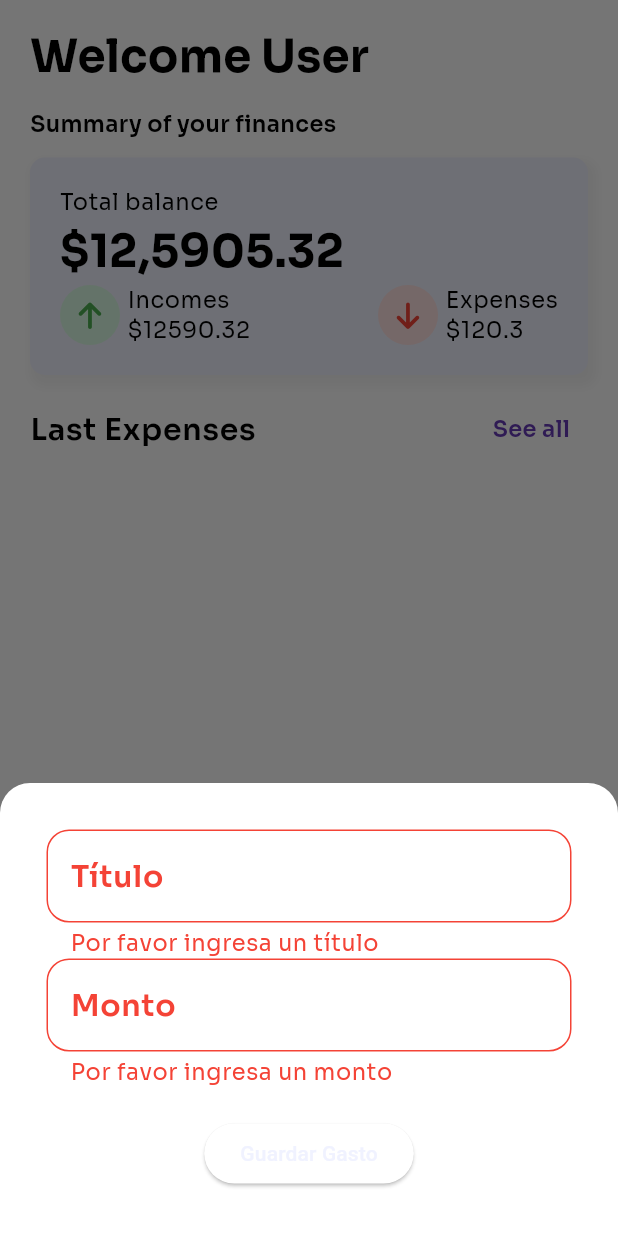
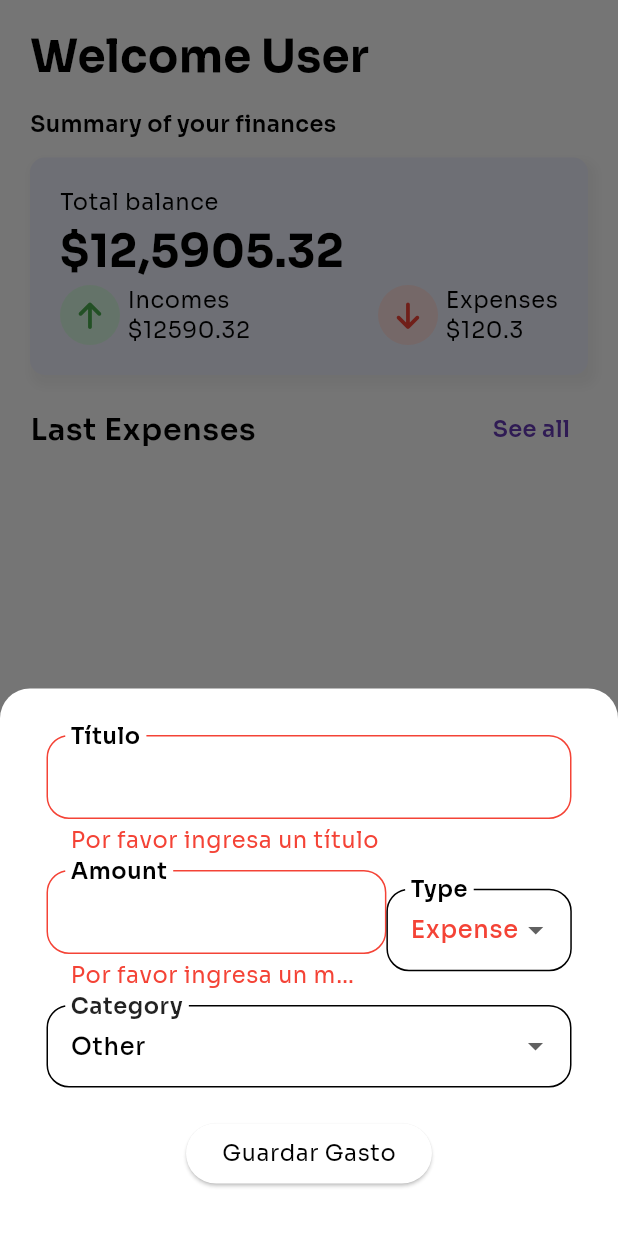
Before and after one commit to Slowriide/expense_tracker, a Flutter app: the screen it shows after launch, item 3 of the bottom bar chosen, after a tap on "Guardar Gasto", on a phone screen of 412 x 824 dp. Run offline on Flutter 3.47's test engine with Material 3 defaults, Android fonts, the phone set to English and light mode, and no system bars; our stand-ins replace flutter_riverpod, font_awesome_flutter, go_router, google_fonts, riverpod_annotation, sqflite; accounts and stored records are empty; generated files the repository leaves out were written again.

Commit message:
feat: Enhance expense management with category selection and custom form fields

```diff
--- /dev/null
+++ b/lib/common/utils/expense_category_from_string.dart
@@ -0,0 +1,10 @@
+import 'package:control_gastos/domain/entities/expense.dart';
+
+ExpenseCategory expenseCategoryFromString(String? name) {
+  if (name == null) return ExpenseCategory.other;
+  try {
+    return ExpenseCategory.values.byName(name);
+  } catch (_) {
+    return ExpenseCategory.other;
+  }
+}
--- a/lib/core/theme/app_colors.dart
+++ b/lib/core/theme/app_colors.dart
@@ -3,4 +3,6 @@ import 'package:flutter/material.dart';
 class AppColors {
   Color get primary => const Color(0xFFf0f2ff);
   Color get secondary => Colors.deepPurple;
+  Color get surface => Colors.white;
+  Color get text => Colors.black;
 }
--- a/lib/core/theme/app_theme.dart
+++ b/lib/core/theme/app_theme.dart
@@ -1,3 +1,4 @@
+import 'package:control_gastos/core/theme/app_colors.dart';
 import 'package:flutter/material.dart';
 import 'package:google_fonts/google_fonts.dart';
 
@@ -57,6 +58,8 @@ class AppTheme {
 
     //text form field
     inputDecorationTheme: InputDecorationTheme(
+      floatingLabelBehavior: FloatingLabelBehavior.always,
+      hintStyle: TextStyle(fontSize: 16, fontWeight: FontWeight.w500),
       border: OutlineInputBorder(
         borderRadius: BorderRadius.circular(15),
         borderSide: BorderSide(),
@@ -66,5 +69,33 @@ class AppTheme {
         borderSide: BorderSide(color: Colors.deepPurple.shade400, width: 2),
       ),
     ),
+
+    //DATE PICKER
+    datePickerTheme: DatePickerThemeData(
+      cancelButtonStyle: TextButton.styleFrom(
+        foregroundColor: AppColors().text,
+      ),
+      confirmButtonStyle: TextButton.styleFrom(
+        foregroundColor: AppColors().text,
+      ),
+      dividerColor: Colors.transparent,
+      backgroundColor: AppColors().surface,
+      headerHelpStyle: TextStyle(color: AppColors().text),
+      headerForegroundColor: AppColors().text,
+      todayBorder: BorderSide(color: AppColors().secondary),
+      todayBackgroundColor: WidgetStateProperty.all(AppColors().secondary),
+      yearStyle: TextStyle(color: AppColors().text),
+      inputDecorationTheme: InputDecorationTheme(
+        hintStyle: TextStyle(color: AppColors().text),
+        labelStyle: TextStyle(color: AppColors().secondary),
+        focusColor: AppColors().text,
+        enabledBorder: UnderlineInputBorder(
+          borderSide: BorderSide(color: AppColors().secondary),
+        ),
+        focusedBorder: OutlineInputBorder(
+          borderSide: BorderSide(color: AppColors().secondary, width: 2),
+        ),
+      ),
+    ),
   );
 }
--- a/lib/domain/entities/expense.dart
+++ b/lib/domain/entities/expense.dart
@@ -1,9 +1,24 @@
+import 'package:control_gastos/common/utils/expense_category_from_string.dart';
+
+enum ExpenseCategory {
+  food,
+  transport,
+  entertainment,
+  shopping,
+  utilities,
+  healt,
+  gym,
+  education,
+  work,
+  other,
+}
+
 class Expense {
   final int? id;
   final String title;
   final double amount;
   final DateTime date;
-  final String? category;
+  final ExpenseCategory category;
   final bool isIncome;
 
   Expense({
@@ -20,7 +35,7 @@ class Expense {
     String? title,
     double? amount,
     DateTime? date,
-    String? category,
+    ExpenseCategory? category,
     bool? isIncome,
   }) {
     return Expense(
@@ -43,12 +58,10 @@ class Expense {
       'title': title,
       'amount': amount,
       'date': date.toIso8601String(),
-      'category': category,
+      'category': category.name,
       'isIncome': isIncome ? 1 : 0, // Store boolean as integer
     };
-    if (id != null) {
-      map['id'] = id;
-    }
+    if (id != null) map['id'] = id!;
     return map;
   }
 
@@ -58,7 +71,7 @@ class Expense {
       title: map['title'] as String,
       amount: map['amount'] as double,
       date: DateTime.parse(map['date'] as String),
-      category: map['category'] as String?,
+      category: expenseCategoryFromString(map['category'] as String?),
       isIncome: (map['isIncome'] as int) == 1, // Convert integer to boolean
     );
   }
--- a/lib/presentation/views/home/edit_expense_view.dart
+++ b/lib/presentation/views/home/edit_expense_view.dart
@@ -15,12 +15,12 @@ class EditExpenseView extends ConsumerStatefulWidget {
 }
 
 class EditExpenseViewState extends ConsumerState<EditExpenseView> {
-  bool _isIncome = false;
-
   /// FocusNodes to manage focus state for the text fields
   /// This allows us to change the label color dynamically based on focus.
+  late bool _isIncome;
   late FocusNode _amountFocusNode;
   late FocusNode _titleFocusNode;
+  late ExpenseCategory _selectedCategory;
   DateTime? _selectedDate;
   final _amountController = TextEditingController();
   final _titleController = TextEditingController();
@@ -32,7 +32,10 @@ class EditExpenseViewState extends ConsumerState<EditExpenseView> {
     // 2. Add listeners to the FocusNodes to update the state when focus changes
     _amountFocusNode = FocusNode()..addListener(_onFocusChange);
     _titleFocusNode = FocusNode()..addListener(_onFocusChange);
+    _selectedCategory = widget.expense.category;
     _titleController.text = widget.expense.title;
+    _isIncome = widget.expense.isIncome;
+    _selectedDate = widget.expense.date;
     _amountController.text = widget.expense.amount.toStringAsFixed(2);
   }
 
@@ -63,7 +66,7 @@ class EditExpenseViewState extends ConsumerState<EditExpenseView> {
       title: _titleController.text,
       amount: amount,
       isIncome: _isIncome,
-      category: widget.expense.category,
+      category: _selectedCategory,
       date: _selectedDate ?? DateTime.now(),
     );
 
@@ -88,6 +91,15 @@ class EditExpenseViewState extends ConsumerState<EditExpenseView> {
               child: Column(
                 crossAxisAlignment: CrossAxisAlignment.start,
                 children: [
+                  CategoryTileDropdown(
+                    selectedCategory: _selectedCategory,
+                    onChanged: (newCategory) {
+                      setState(() {
+                        _selectedCategory = newCategory;
+                      });
+                    },
+                  ),
+                  SizedBox(height: 20),
                   _buildAmountAndTypeFields(context),
                   SizedBox(height: 20),
                   _buildDatepicker(),
@@ -129,22 +141,13 @@ class EditExpenseViewState extends ConsumerState<EditExpenseView> {
     return SizedBox(
       width: screen.width * 0.6,
       height: 55,
-      child: TextFormField(
+      child: MyTextFormField(
         controller: _amountController,
-        focusNode: _amountFocusNode,
-
-        style: textStyle.bodyLarge?.copyWith(
-          fontSize: 16,
-          fontWeight: FontWeight.w500,
-        ),
-        decoration: InputDecoration(
-          labelText: 'Amonut',
-          floatingLabelStyle: textStyle.bodyLarge?.copyWith(
-            color: amountLabelColor,
-          ),
-          floatingLabelBehavior: FloatingLabelBehavior.always,
-        ),
+        focusnode: _amountFocusNode,
         keyboardType: TextInputType.number,
+        labelText: 'Amonut',
+        labelColor: amountLabelColor,
+        hint: '50',
         validator: (value) {
           if (value == null || value.isEmpty) {
             return 'Por favor ingresa un monto';
@@ -163,41 +166,8 @@ class EditExpenseViewState extends ConsumerState<EditExpenseView> {
     return SizedBox(
       width: screen.width * 0.3,
       height: 55,
-      child: DropdownButtonFormField(
-        value: _isIncome,
-        decoration: InputDecoration(
-          labelText: 'Type',
-          floatingLabelStyle: textStyle.bodyLarge,
-          floatingLabelBehavior: FloatingLabelBehavior.always,
-          focusedBorder: OutlineInputBorder(
-            borderRadius: BorderRadius.circular(15),
-            borderSide: BorderSide(color: Colors.black),
-          ),
-        ),
-        items: [
-          DropdownMenuItem(
-            value: false,
-            child: Text(
-              'Expense',
-              style: textStyle.bodyLarge?.copyWith(
-                color: Colors.red,
-                fontSize: 16,
-                fontWeight: FontWeight.w500,
-              ),
-            ),
-          ),
-          DropdownMenuItem(
-            value: true,
-            child: Text(
-              'Income',
-              style: textStyle.bodyLarge?.copyWith(
-                color: Colors.green,
-                fontSize: 16,
-                fontWeight: FontWeight.w500,
-              ),
-            ),
-          ),
-        ],
+      child: TypeTyleDropdown(
+        isIncome: _isIncome,
         onChanged: (value) {
           if (value != null) {
             setState(() {
@@ -256,24 +226,16 @@ class EditExpenseViewState extends ConsumerState<EditExpenseView> {
   }
 
   Widget _buildTitle() {
-    final textStyle = Theme.of(context).textTheme;
     final colorScheme = Theme.of(context).colorScheme;
     final Color titleLabelColor =
         _titleFocusNode.hasFocus ? colorScheme.secondary : Colors.black;
-    return TextFormField(
+
+    return MyTextFormField(
       controller: _titleController,
-      focusNode: _titleFocusNode,
-      style: textStyle.bodyLarge?.copyWith(
-        fontSize: 16,
-        fontWeight: FontWeight.w500,
-      ),
-      decoration: InputDecoration(
-        labelText: 'Title',
-        floatingLabelStyle: textStyle.bodyLarge?.copyWith(
-          color: titleLabelColor,
-        ),
-        floatingLabelBehavior: FloatingLabelBehavior.always,
-      ),
+      focusnode: _titleFocusNode,
+      labelText: 'Title',
+      hint: 'Food',
+      labelColor: titleLabelColor,
       validator: (value) {
         if (value == null || value.isEmpty) {
           return 'Por favor ingresa un título';
--- /dev/null
+++ b/lib/presentation/widgets/category_tile_dropdown.dart
@@ -0,0 +1,50 @@
+import 'package:control_gastos/domain/entities/expense.dart';
+import 'package:flutter/material.dart';
+
+class CategoryTileDropdown extends StatelessWidget {
+  final ExpenseCategory selectedCategory;
+  final ValueChanged<ExpenseCategory> onChanged;
+
+  const CategoryTileDropdown({
+    super.key,
+    required this.selectedCategory,
+    required this.onChanged,
+  });
+
+  @override
+  Widget build(BuildContext context) {
+    final textStyle = Theme.of(context).textTheme;
+    return SizedBox(
+      height: 55,
+      child: DropdownButtonFormField<ExpenseCategory>(
+        value: selectedCategory,
+        decoration: InputDecoration(
+          labelText: 'Category',
+          floatingLabelBehavior: FloatingLabelBehavior.always,
+          focusedBorder: OutlineInputBorder(
+            borderRadius: BorderRadius.circular(15),
+            borderSide: BorderSide(color: Colors.black),
+          ),
+        ),
+        items:
+            ExpenseCategory.values.map((category) {
+              return DropdownMenuItem(
+                value: category,
+                child: Text(
+                  category.name[0].toUpperCase() + category.name.substring(1),
+                  style: textStyle.bodyLarge?.copyWith(
+                    fontSize: 16,
+                    fontWeight: FontWeight.w500,
+                  ),
+                ),
+              );
+            }).toList(),
+        onChanged: (value) {
+          if (value != null) {
+            onChanged(value);
+          }
+        },
+      ),
+    );
+  }
+}
--- a/lib/presentation/widgets/expense_form.dart
+++ b/lib/presentation/widgets/expense_form.dart
@@ -1,4 +1,5 @@
 import 'package:control_gastos/domain/entities/expense.dart';
+import 'package:control_gastos/presentation/presentation.dart';
 import 'package:control_gastos/presentation/providers/expense_repository_provider.dart';
 
 import 'package:flutter/material.dart';
@@ -15,6 +16,8 @@ class ExpenseFormState extends ConsumerState<ExpenseForm> {
   final _formKey = GlobalKey<FormState>();
   final TextEditingController _titleController = TextEditingController();
   final TextEditingController _amountController = TextEditingController();
+  bool _isIncome = false;
+  ExpenseCategory _selectedCategory = ExpenseCategory.other;
 
   @override
   void dispose() {
@@ -29,8 +32,8 @@ class ExpenseFormState extends ConsumerState<ExpenseForm> {
         title: _titleController.text,
         amount: double.tryParse(_amountController.text) ?? 0.0,
         date: DateTime.now(),
-        category: 'General',
-        isIncome: false,
+        category: _selectedCategory,
+        isIncome: _isIncome,
       );
 
       await ref
@@ -45,16 +48,22 @@ class ExpenseFormState extends ConsumerState<ExpenseForm> {
 
   @override
   Widget build(BuildContext context) {
+    final textStyle = Theme.of(context).textTheme;
+    final screen = MediaQuery.of(context).size;
+
     return Form(
       key: _formKey,
       child: Padding(
         padding: const EdgeInsets.all(16.0),
         child: Column(
           mainAxisSize: MainAxisSize.min,
+          mainAxisAlignment: MainAxisAlignment.center,
+          crossAxisAlignment: CrossAxisAlignment.start,
           children: [
-            TextFormField(
+            MyTextFormField(
               controller: _titleController,
-              decoration: const InputDecoration(labelText: 'Título'),
+              labelText: 'Título',
+              hint: 'Dinner',
               validator: (value) {
                 if (value == null || value.isEmpty) {
                   return 'Por favor ingresa un título';
@@ -62,9 +71,16 @@ class ExpenseFormState extends ConsumerState<ExpenseForm> {
                 return null;
               },
             ),
-            TextFormField(
+            SizedBox(height: 10),
+            Row(
+              mainAxisAlignment: MainAxisAlignment.spaceBetween,
+              children: [
+                SizedBox(
+                  width: screen.width * 0.55,
+                  child: MyTextFormField(
                     controller: _amountController,
-              decoration: const InputDecoration(labelText: 'Monto'),
+                    labelText: 'Amount',
+                    hint: '50',
                     keyboardType: TextInputType.number,
                     validator: (value) {
                       if (value == null || value.isEmpty) {
@@ -77,10 +93,39 @@ class ExpenseFormState extends ConsumerState<ExpenseForm> {
                       return null;
                     },
                   ),
+                ),
+
+                SizedBox(
+                  width: screen.width * 0.3,
+                  height: 55,
+                  child: TypeTyleDropdown(
+                    isIncome: _isIncome,
+                    onChanged: (value) {
+                      if (value != null) {
+                        setState(() {
+                          _isIncome = value;
+                        });
+                      }
+                    },
+                  ),
+                ),
+              ],
+            ),
+            SizedBox(height: 10),
+            CategoryTileDropdown(
+              selectedCategory: _selectedCategory,
+              onChanged: (newCategory) {
+                setState(() {
+                  _selectedCategory = newCategory;
+                });
+              },
+            ),
             const SizedBox(height: 20),
-            ElevatedButton(
+            Center(
+              child: ElevatedButton(
                 onPressed: _saveExpense,
-              child: const Text('Guardar Gasto'),
+                child: Text('Guardar Gasto', style: textStyle.bodySmall),
+              ),
             ),
           ],
         ),
--- /dev/null
+++ b/lib/presentation/widgets/my_text_form_field.dart
@@ -0,0 +1,42 @@
+import 'package:flutter/material.dart';
+
+class MyTextFormField extends StatelessWidget {
+  final TextEditingController controller;
+  final FocusNode? focusnode;
+  final String hint;
+  final String labelText;
+  final Color? labelColor;
+  final TextInputType? keyboardType;
+  final String? Function(String?)? validator;
+  const MyTextFormField({
+    super.key,
+    required this.controller,
+    required this.hint,
+    required this.labelText,
+    this.focusnode,
+    this.labelColor,
+    this.validator,
+    this.keyboardType,
+  });
+
+  @override
+  Widget build(BuildContext context) {
+    final textStyle = Theme.of(context).textTheme;
+    return TextFormField(
+      controller: controller,
+      focusNode: focusnode,
+      keyboardType: keyboardType,
+      style: textStyle.bodyLarge?.copyWith(
+        fontSize: 16,
+        fontWeight: FontWeight.w500,
+      ),
+      decoration: InputDecoration(
+        labelText: labelText,
+        floatingLabelStyle: textStyle.bodyLarge?.copyWith(color: labelColor),
+        floatingLabelBehavior: FloatingLabelBehavior.always,
+      ),
+
+      validator: validator,
+    );
+  }
+}
--- /dev/null
+++ b/lib/presentation/widgets/type_tyle_dropdown.dart
@@ -0,0 +1,57 @@
+import 'package:flutter/material.dart';
+
+class TypeTyleDropdown extends StatelessWidget {
+  final bool? isIncome;
+  final void Function(bool?) onChanged;
+  const TypeTyleDropdown({super.key, this.isIncome, required this.onChanged});
+
+  @override
+  Widget build(BuildContext context) {
+    final textStyle = Theme.of(context).textTheme;
+    return DropdownButtonFormField(
+      value: isIncome,
+      decoration: InputDecoration(
+        labelText: 'Type',
+        floatingLabelStyle: textStyle.bodyLarge,
+        floatingLabelBehavior: FloatingLabelBehavior.always,
+        focusedBorder: OutlineInputBorder(
+          borderRadius: BorderRadius.circular(15),
+          borderSide: BorderSide(color: Colors.black),
+        ),
+      ),
+      items: [
+        DropdownMenuItem(
+          value: false,
+          child: Text(
+            'Expense',
+            style: textStyle.bodyLarge?.copyWith(
+              color: Colors.red,
+              fontSize: 16,
+              fontWeight: FontWeight.w500,
+            ),
+          ),
+        ),
+        DropdownMenuItem(
+          value: true,
+          child: Text(
+            'Income',
+            style: textStyle.bodyLarge?.copyWith(
+              color: Colors.green,
+              fontSize: 16,
+              fontWeight: FontWeight.w500,
+            ),
+          ),
+        ),
+      ],
+      onChanged: onChanged,
+
+      // (value) {
+      //   if (value != null) {
+      //     setState(() {
+      //       _isIncome = value;
+      //     });
+      //   }
+      // },
+    );
+  }
+}
--- a/lib/presentation/widgets/widgets.dart
+++ b/lib/presentation/widgets/widgets.dart
@@ -3,3 +3,6 @@ export './custom_bottom_navbar.dart';
 export './expense_form.dart';
 export './expense_tile.dart';
 export './my_button.dart';
+export './category_tile_dropdown.dart';
+export './my_text_form_field.dart';
+export './type_tyle_dropdown.dart';
```
Also changed, not shown: lib/core/theme/app_texts.dart (added). Lines whose indentation alone changed are shown as unchanged.
